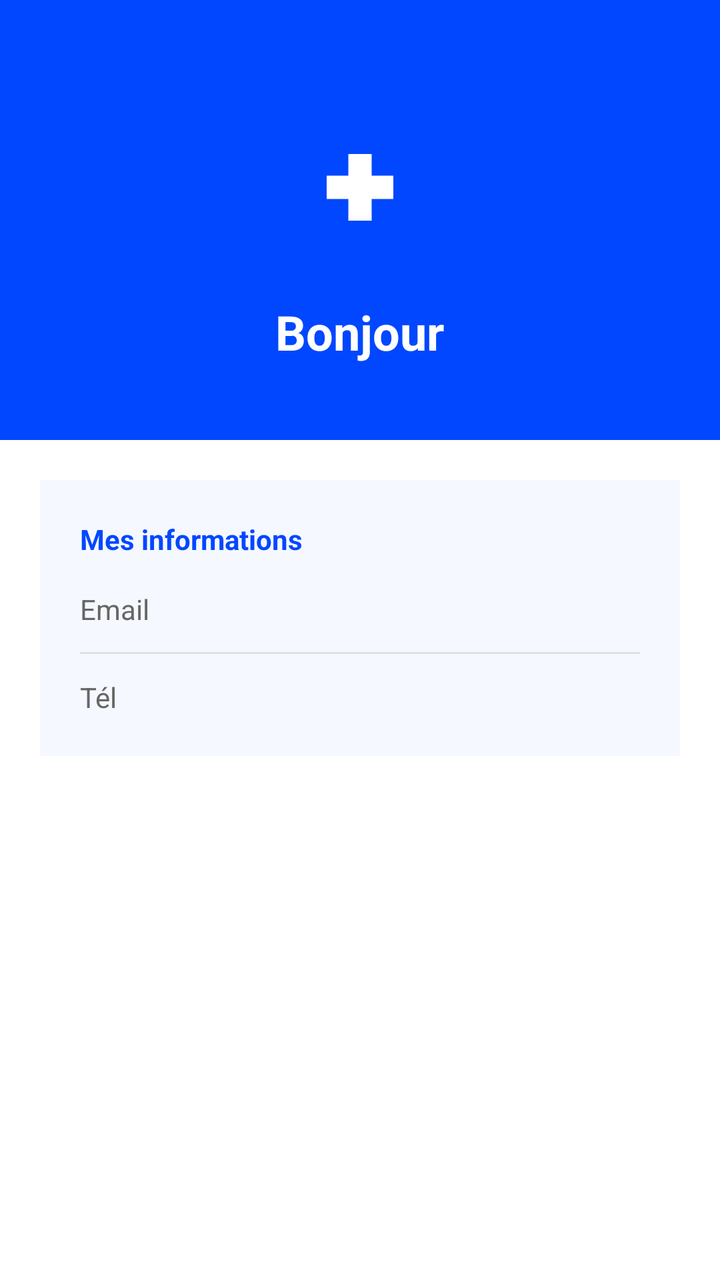
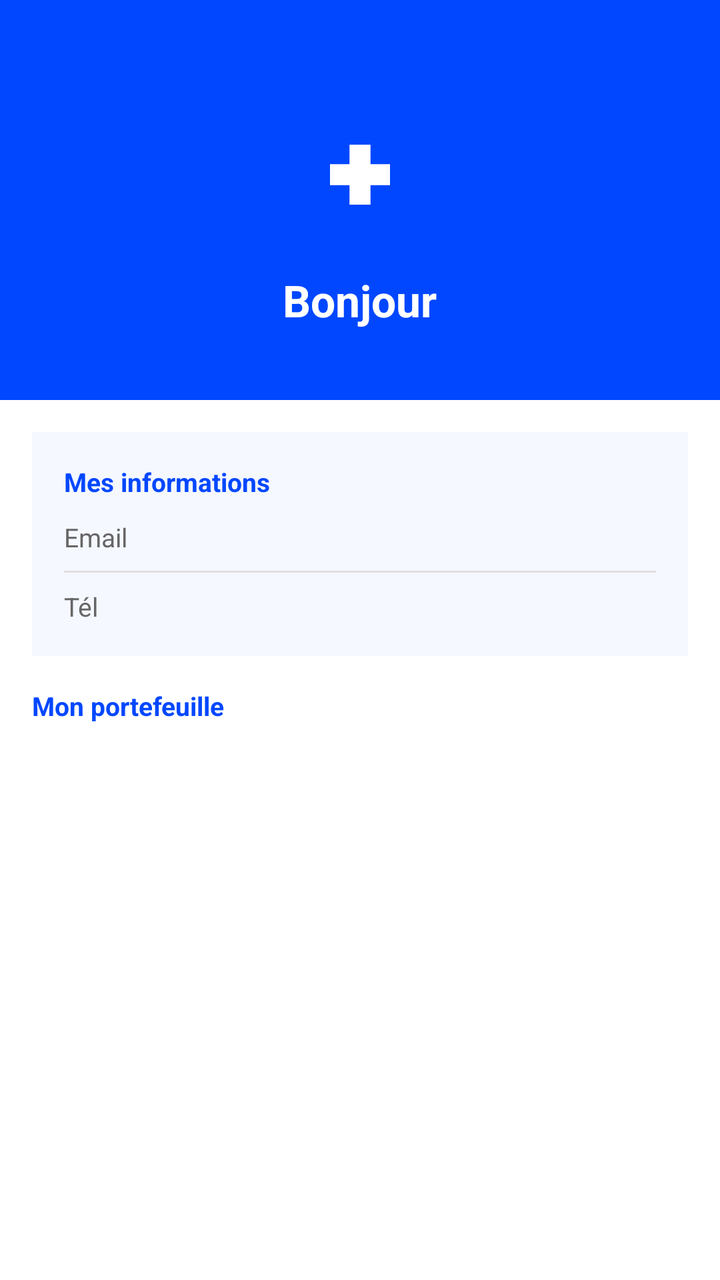

An Android layout rendered at two revisions. The XML below is the earlier revision; the diff shows what the commit changed to produce the second picture.
<!-- AndroidManifest.xml: application theme Theme.GSB -->
<!-- res/layout/fragment_home.xml -->
<?xml version="1.0" encoding="utf-8"?>
<ScrollView xmlns:android="http://schemas.android.com/apk/res/android"
    android:layout_width="match_parent"
    android:layout_height="match_parent"
    android:background="@color/background_white">

    <LinearLayout
        android:layout_width="match_parent"
        android:layout_height="wrap_content"
        android:orientation="vertical">

        
        <LinearLayout
            android:layout_width="match_parent"
            android:layout_height="220dp"
            android:background="@color/electric_blue"
            android:orientation="vertical"
            android:gravity="center"
            android:paddingTop="40dp"
            android:paddingBottom="24dp">

            <ImageView
                android:layout_width="80dp"
                android:layout_height="80dp"
                android:src="@drawable/ic_gsb_logo"
                android:layout_marginBottom="16dp" />

            <TextView
                android:id="@+id/tvBienvenue"
                android:layout_width="wrap_content"
                android:layout_height="wrap_content"
                android:text="Bonjour"
                android:textColor="@color/white"
                android:textSize="24sp"
                android:textStyle="bold" />

        </LinearLayout>

        
        <LinearLayout
            android:layout_width="match_parent"
            android:layout_height="wrap_content"
            android:orientation="vertical"
            android:layout_margin="20dp"
            android:background="#F5F8FF"
            android:padding="20dp">

            <TextView
                android:layout_width="wrap_content"
                android:layout_height="wrap_content"
                android:text="Mes informations"
                android:textColor="@color/electric_blue"
                android:textSize="14sp"
                android:textStyle="bold"
                android:layout_marginBottom="16dp" />

            
            <LinearLayout
                android:layout_width="match_parent"
                android:layout_height="wrap_content"
                android:orientation="horizontal"
                android:layout_marginBottom="12dp">

                <TextView
                    android:layout_width="80dp"
                    android:layout_height="wrap_content"
                    android:text="Email"
                    android:textColor="@color/text_secondary"
                    android:textSize="14sp" />

                <TextView
                    android:id="@+id/tvEmail"
                    android:layout_width="wrap_content"
                    android:layout_height="wrap_content"
                    android:textColor="@color/text_primary"
                    android:textSize="14sp" />
            </LinearLayout>

            
            <View
                android:layout_width="match_parent"
                android:layout_height="1dp"
                android:background="#E0E0E0"
                android:layout_marginBottom="12dp" />

            
            <LinearLayout
                android:layout_width="match_parent"
                android:layout_height="wrap_content"
                android:orientation="horizontal">

                <TextView
                    android:layout_width="80dp"
                    android:layout_height="wrap_content"
                    android:text="Tél"
                    android:textColor="@color/text_secondary"
                    android:textSize="14sp" />

                <TextView
                    android:id="@+id/tvTel"
                    android:layout_width="wrap_content"
                    android:layout_height="wrap_content"
                    android:textColor="@color/text_primary"
                    android:textSize="14sp" />
            </LinearLayout>

        </LinearLayout>

    </LinearLayout>

</ScrollView>
<!-- resources referenced by this layout -->
<resources>
  <color name="background_white">#FFFFFF</color>
  <color name="electric_blue">#0047FF</color>
  <color name="text_primary">#1A1A1A</color>
  <color name="text_secondary">#666666</color>
  <color name="white">#FFFFFFFF</color>
  <!-- drawable ic_gsb_logo (drawable) -->
  <?xml version="1.0" encoding="utf-8"?>
  <vector xmlns:android="http://schemas.android.com/apk/res/android"
      android:width="96dp"
      android:height="96dp"
      android:viewportWidth="96"
      android:viewportHeight="96">
  
      
      <path
          android:fillColor="#0047FF"
          android:pathData="M48,4 A44,44 0 1,1 47.999,4 Z" />
  
      
      <path
          android:fillColor="#FFFFFF"
          android:pathData="M55,28 H41 V41 H28 V55 H41 V68 H55 V55 H68 V41 H55 Z" />
  
  </vector>
  <style name="Theme.GSB" parent="Base.Theme.GSB" />
  <style name="Base.Theme.GSB" parent="Theme.Material3.Light.NoActionBar">
          <item name="colorPrimary">@color/electric_blue</item>
          <item name="colorPrimaryVariant">@color/electric_blue_dark</item>
          <item name="colorOnPrimary">@color/white</item>
          <item name="colorSecondary">@color/electric_blue_light</item>
          <item name="colorOnSecondary">@color/white</item>
          <item name="android:colorBackground">@color/background_white</item>
          <item name="colorSurface">@color/surface_white</item>
          <item name="colorOnSurface">@color/text_primary</item>
          <item name="materialButtonStyle">@style/Widget.GSB.Button</item>
          <item name="borderlessButtonStyle">@style/Widget.GSB.Button.Outlined</item>
      </style>
  <color name="electric_blue_dark">#0035CC</color>
  <color name="electric_blue_light">#4D79FF</color>
  <color name="surface_white">#FFFFFF</color>
  <style name="Widget.GSB.Button" parent="Widget.Material3.Button">
          <item name="backgroundTint">@color/electric_blue</item>
          <item name="android:textColor">@color/white</item>
          <item name="cornerRadius">8dp</item>
      </style>
  <style name="Widget.GSB.Button.Outlined" parent="Widget.Material3.Button.OutlinedButton">
          <item name="strokeColor">@color/electric_blue</item>
          <item name="android:textColor">@color/electric_blue</item>
          <item name="cornerRadius">8dp</item>
      </style>
</resources>

<!-- the commit's change to res/layout/fragment_home.xml (unified diff, before → after) -->
@@ -1,111 +1,123 @@
 <?xml version="1.0" encoding="utf-8"?>
-<ScrollView xmlns:android="http://schemas.android.com/apk/res/android"
+<LinearLayout xmlns:android="http://schemas.android.com/apk/res/android"
     android:layout_width="match_parent"
     android:layout_height="match_parent"
+    android:orientation="vertical"
     android:background="@color/background_white">
 
+    
+    <LinearLayout
+        android:layout_width="match_parent"
+        android:layout_height="200dp"
+        android:background="@color/electric_blue"
+        android:orientation="vertical"
+        android:gravity="center"
+        android:paddingTop="40dp"
+        android:paddingBottom="24dp">
+
+        <ImageView
+            android:layout_width="72dp"
+            android:layout_height="72dp"
+            android:src="@drawable/ic_gsb_logo"
+            android:layout_marginBottom="12dp" />
+
+        <TextView
+            android:id="@+id/tvBienvenue"
+            android:layout_width="wrap_content"
+            android:layout_height="wrap_content"
+            android:text="Bonjour"
+            android:textColor="@color/white"
+            android:textSize="22sp"
+            android:textStyle="bold" />
+
+    </LinearLayout>
+
+    
     <LinearLayout
         android:layout_width="match_parent"
         android:layout_height="wrap_content"
-        android:orientation="vertical">
+        android:orientation="vertical"
+        android:layout_margin="16dp"
+        android:background="#F5F8FF"
+        android:padding="16dp">
 
-        
-        <LinearLayout
-            android:layout_width="match_parent"
-            android:layout_height="220dp"
-            android:background="@color/electric_blue"
-            android:orientation="vertical"
-            android:gravity="center"
-            android:paddingTop="40dp"
-            android:paddingBottom="24dp">
+        <TextView
+            android:layout_width="wrap_content"
+            android:layout_height="wrap_content"
+            android:text="Mes informations"
+            android:textColor="@color/electric_blue"
+            android:textSize="13sp"
+            android:textStyle="bold"
+            android:layout_marginBottom="10dp" />
 
-            <ImageView
-                android:layout_width="80dp"
-                android:layout_height="80dp"
-                android:src="@drawable/ic_gsb_logo"
-                android:layout_marginBottom="16dp" />
-
-            <TextView
-                android:id="@+id/tvBienvenue"
-                android:layout_width="wrap_content"
-                android:layout_height="wrap_content"
-                android:text="Bonjour"
-                android:textColor="@color/white"
-                android:textSize="24sp"
-                android:textStyle="bold" />
-
-        </LinearLayout>
-
-        
         <LinearLayout
             android:layout_width="match_parent"
             android:layout_height="wrap_content"
-            android:orientation="vertical"
-            android:layout_margin="20dp"
-            android:background="#F5F8FF"
-            android:padding="20dp">
+            android:orientation="horizontal"
+            android:layout_marginBottom="8dp">
 
             <TextView
+                android:layout_width="70dp"
+                android:layout_height="wrap_content"
+                android:text="Email"
+                android:textColor="#666666"
+                android:textSize="13sp" />
+
+            <TextView
+                android:id="@+id/tvEmail"
                 android:layout_width="wrap_content"
                 android:layout_height="wrap_content"
-                android:text="Mes informations"
-                android:textColor="@color/electric_blue"
-                android:textSize="14sp"
-                android:textStyle="bold"
-                android:layout_marginBottom="16dp" />
+                android:textColor="#1A1A1A"
+                android:textSize="13sp" />
+        </LinearLayout>
 
-            
-            <LinearLayout
-                android:layout_width="match_parent"
+        <View
+            android:layout_width="match_parent"
+            android:layout_height="1dp"
+            android:background="#E0E0E0"
+            android:layout_marginBottom="8dp" />
+
+        <LinearLayout
+            android:layout_width="match_parent"
+            android:layout_height="wrap_content"
+            android:orientation="horizontal">
+
+            <TextView
+                android:layout_width="70dp"
                 android:layout_height="wrap_content"
-                android:orientation="horizontal"
-                android:layout_marginBottom="12dp">
+                android:text="Tél"
+                android:textColor="#666666"
+                android:textSize="13sp" />
 
-                <TextView
-                    android:layout_width="80dp"
-                    android:layout_height="wrap_content"
-                    android:text="Email"
-                    android:textColor="@color/text_secondary"
-                    android:textSize="14sp" />
-
-                <TextView
-                    android:id="@+id/tvEmail"
-                    android:layout_width="wrap_content"
-                    android:layout_height="wrap_content"
-                    android:textColor="@color/text_primary"
-                    android:textSize="14sp" />
-            </LinearLayout>
-
-            
-            <View
-                android:layout_width="match_parent"
-                android:layout_height="1dp"
-                android:background="#E0E0E0"
-                android:layout_marginBottom="12dp" />
-
-            
-            <LinearLayout
-                android:layout_width="match_parent"
+            <TextView
+                android:id="@+id/tvTel"
+                android:layout_width="wrap_content"
                 android:layout_height="wrap_content"
-                android:orientation="horizontal">
-
-                <TextView
-                    android:layout_width="80dp"
-                    android:layout_height="wrap_content"
-                    android:text="Tél"
-                    android:textColor="@color/text_secondary"
-                    android:textSize="14sp" />
-
-                <TextView
-                    android:id="@+id/tvTel"
-                    android:layout_width="wrap_content"
-                    android:layout_height="wrap_content"
-                    android:textColor="@color/text_primary"
-                    android:textSize="14sp" />
-            </LinearLayout>
-
+                android:textColor="#1A1A1A"
+                android:textSize="13sp" />
         </LinearLayout>
 
     </LinearLayout>
 
-</ScrollView>
+    
+    <TextView
+        android:layout_width="wrap_content"
+        android:layout_height="wrap_content"
+        android:text="Mon portefeuille"
+        android:textColor="@color/electric_blue"
+        android:textSize="13sp"
+        android:textStyle="bold"
+        android:layout_marginStart="16dp"
+        android:layout_marginBottom="8dp" />
+
+    
+    <androidx.recyclerview.widget.RecyclerView
+        android:id="@+id/rvPraticiens"
+        android:layout_width="match_parent"
+        android:layout_height="0dp"
+        android:layout_weight="1"
+        android:paddingStart="16dp"
+        android:paddingEnd="16dp"
+        android:clipToPadding="false" />
+
+</LinearLayout>
<!-- resource entries referenced after the edit -->
@@ -3,7 +3,6 @@
   <color name="background_white">#FFFFFF</color>
   <color name="electric_blue">#0047FF</color>
   <color name="text_primary">#1A1A1A</color>
-  <color name="text_secondary">#666666</color>
   <color name="white">#FFFFFFFF</color>
   <!-- drawable ic_gsb_logo (drawable) -->
   <?xml version="1.0" encoding="utf-8"?>
